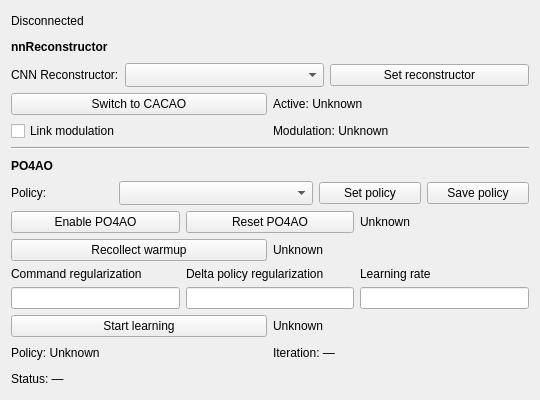
Above: gui/widgets/learningCtrl/learningCtrl.ui from magao-x/MagAOX before the change. Below: the same form after it.
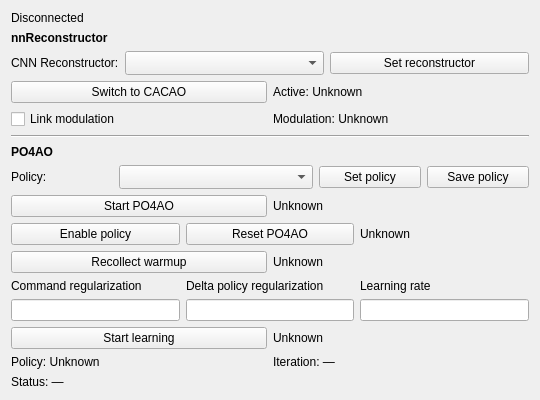
That is the form after the change. Custom widgets are drawn as their Qt base class.

```diff
--- a/gui/widgets/learningCtrl/learningCtrl.ui
+++ b/gui/widgets/learningCtrl/learningCtrl.ui
@@ -171,12 +171,18 @@
           <item><widget class="QPushButton" name="buttonSavePolicy"><property name="text"><string>Save policy</string></property></widget></item>
         </layout>
       </item>
+      <item>
+        <layout class="QHBoxLayout" name="layoutRunPO4AO">
+          <item><widget class="QPushButton" name="buttonRunPO4AO"><property name="text"><string>Start PO4AO</string></property></widget></item>
+          <item><widget class="QLabel" name="labelRunPO4AO"><property name="text"><string>Unknown</string></property><property name="textFormat"><enum>Qt::PlainText</enum></property><property name="wordWrap"><bool>true</bool></property></widget></item>
+        </layout>
+      </item>
       <item>
         <layout class="QHBoxLayout" name="layoutPO4AO">
           <item>
             <widget class="QPushButton" name="buttonPO4AO">
               <property name="text">
-                <string>Enable PO4AO</string>
+                <string>Enable policy</string>
               </property>
             </widget>
           </item>
```
